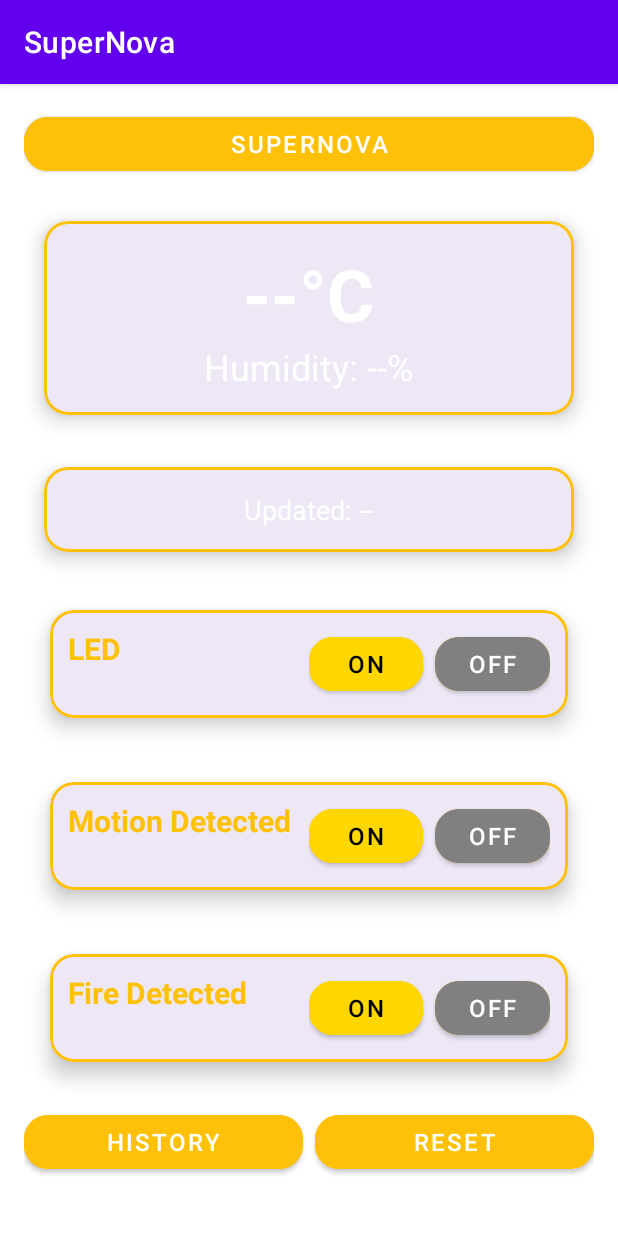
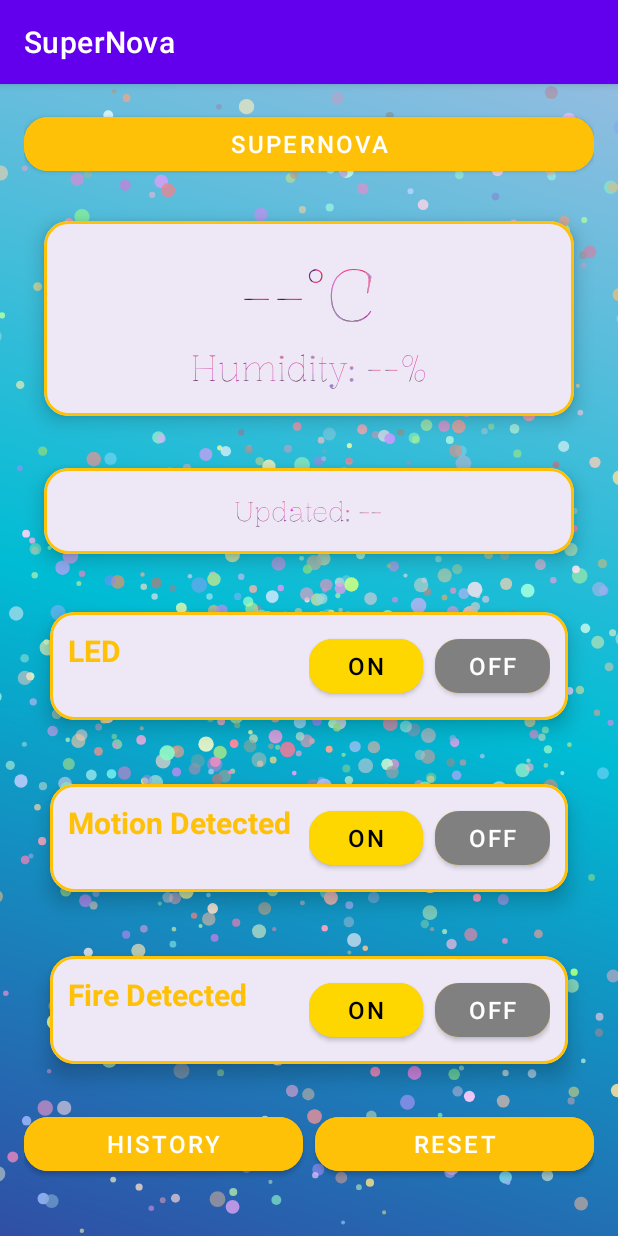
Before and after one commit to mitobekaito/SuperNova, an Android app: the screen it shows after launch (MainActivity), on a phone screen of 412 x 824 dp. Run offline under Robolectric (Android 15) with nearby library versions, the light colour scheme and no system bars.

Commit message:
背景にアニメーション追加

```diff
--- a/app/src/main/java/supernova/ui/MainActivity.kt
+++ b/app/src/main/java/supernova/ui/MainActivity.kt
@@ -1,16 +1,16 @@
 package supernova.ui
+
 
 import android.content.Intent
 import android.os.Bundle
+import android.view.animation.AnimationUtils
 import android.widget.Button
+import android.widget.ImageView
 import android.widget.TextView
 import androidx.activity.viewModels
 import androidx.appcompat.app.AppCompatActivity
+import supernova.utils.ButtonManager
 import supernova.utils.SensorDataManager
-import supernova.utils.ButtonManager
-import supernova.ui.MotionAlertActivity
-import supernova.ui.FlameAlertActivity
-import androidx.constraintlayout.widget.ConstraintSet.Motion
 
 
 class MainActivity : AppCompatActivity() {
@@ -36,8 +36,32 @@ class MainActivity : AppCompatActivity() {
         super.onCreate(savedInstanceState)
         setContentView(R.layout.activity_main)
 
+
+        val imgBackground = findViewById<ImageView>(R.id.imgBackground)
+
+        // レイアウトが完了して ImageView のサイズが確定してから拡大＆アニメーションを適用
+        imgBackground.post {
+            // たとえば1.3倍に拡大して隙間を防ぐ
+            imgBackground.pivotX = imgBackground.width / 2f
+            imgBackground.pivotY = imgBackground.height / 2f
+            imgBackground.scaleX = 2.3f
+            imgBackground.scaleY = 1.4f
+
+            // 回転アニメーションを読み込み＆開始
+            val rotateAnim = AnimationUtils.loadAnimation(this, R.anim.rotate_background)
+            imgBackground.startAnimation(rotateAnim)
+        }
+
+        // 星アニメのカスタムView
+        val starFieldView = findViewById<StarFieldView>(R.id.starFieldView)
+        // レイアウトが確定したあと(= onSizeChanged後)に startStarAnimation するのが安全
+        starFieldView.post {
+            starFieldView.startStarAnimation()
+        }
+
+
         setupUI()
-        setupButtonListeners()
+        setupButtonListeners(starFieldView)
 
         // ✅ アプリ起動時に最新データを取得
         SensorDataManager.fetchLatestSensorData(viewModel, tvTemperature, tvHumidity, tvMoving) { motionDetected, flameDetected ->
@@ -63,6 +87,8 @@ class MainActivity : AppCompatActivity() {
         btnFireOn = findViewById(R.id.btnFireOn)
         btnFireOff = findViewById(R.id.btnFireOff)
 
+
+
         btnGoToSecond = findViewById(R.id.btnGoToSecond)
 
         btnGoToSecond.setOnClickListener {
@@ -76,7 +102,7 @@ class MainActivity : AppCompatActivity() {
         ButtonManager.setInitialButtonState(this, btnFireOn, btnFireOff)
     }
 
-    private fun setupButtonListeners() {
+    private fun setupButtonListeners(starFieldView: StarFieldView) {
         ButtonManager.setupButtonListeners(
             this,
             tvMoving,
@@ -84,6 +110,7 @@ class MainActivity : AppCompatActivity() {
             btnSoundOn, btnSoundOff,
             btnFireOn, btnFireOff,
             btnSupernova,btnReset,
+            starFieldView = starFieldView
         )
     }
 
--- /dev/null
+++ b/app/src/main/java/supernova/ui/StarFieldView.kt
@@ -0,0 +1,216 @@
+package supernova.ui
+
+import android.content.Context
+import android.graphics.Canvas
+import android.graphics.Color
+import android.graphics.Paint
+import android.util.AttributeSet
+import android.view.View
+import kotlin.math.cos
+import kotlin.math.pow
+import kotlin.math.sin
+import kotlin.math.sqrt
+import kotlin.random.Random
+
+/**
+ * 動きの種類を表す
+ */
+enum class MotionType {
+    STRAIGHT,
+    SWIRL
+}
+
+/**
+ * 星(パーティクル)1つ分の情報
+ */
+data class Star(
+    var x: Float,
+    var y: Float,
+    var radius: Float,
+    var dx: Float,
+    var dy: Float,
+    var color: Int,
+
+    // 円軌道用
+    var centerX: Float,
+    var centerY: Float,
+    var angle: Float,
+    var rotationSpeed: Float,
+
+    var motionType: MotionType
+)
+
+/**
+ * 星をランダムに生成し、画面内を動かすカスタムView
+ */
+class StarFieldView @JvmOverloads constructor(
+    context: Context,
+    attrs: AttributeSet? = null,
+    defStyleAttr: Int = 0
+) : View(context, attrs, defStyleAttr) {
+
+    // 星のリスト
+    private val stars = mutableListOf<Star>()
+    private val paint = Paint(Paint.ANTI_ALIAS_FLAG)
+
+    // 星の数
+    private val starCount = 1000
+
+    // アニメーションループ用フラグ
+    private var running = false
+
+    /**
+     * パステル系のランダム色を生成
+     */
+    private fun randomColor(): Int {
+        val a = Random.nextInt(128, 256)
+        val r = Random.nextInt(128, 256)
+        val g = Random.nextInt(128, 256)
+        val b = Random.nextInt(128, 256)
+        return Color.argb(a, r, g, b)
+    }
+
+    /**
+     * 星を初期生成する
+     */
+    private fun initStars() {
+        stars.clear()
+
+        val w = width.toFloat()
+        val h = height.toFloat()
+
+        for (i in 0 until starCount) {
+            // ランダムに動き方を決める
+            val motion = if (Random.nextBoolean()) MotionType.STRAIGHT else MotionType.SWIRL
+            when (motion) {
+                MotionType.STRAIGHT -> {
+                    // 直進パターン
+                    val x = Random.nextFloat() * w
+                    val y = Random.nextFloat() * h
+                    val dx = Random.nextFloat() * 4f - 2f
+                    val dy = Random.nextFloat() * 4f - 2f
+                    val radius = Random.nextFloat() * 6f + 2f
+                    val color = randomColor()
+                    stars.add(
+                        Star(
+                            x, y, radius, dx, dy, color,
+                            centerX = 0f, centerY = 0f,
+                            angle = 0f, rotationSpeed = 0f,
+                            motionType = MotionType.STRAIGHT
+                        )
+                    )
+                }
+                MotionType.SWIRL -> {
+                    // 円軌道パターン
+                    val cx = w / 2f
+                    val cy = h / 2f
+                    val angle = Random.nextFloat() * 360f
+                    val r = Random.nextFloat() * (w / 2f) // 画面中心からの半径
+                    val rotationSpeed = Random.nextFloat() * 2f - 1f // -1 ~ +1
+                    val color = randomColor()
+
+                    // 初期位置として円周上に配置
+                    val rad = Math.toRadians(angle.toDouble())
+                    val x = cx + r * cos(rad).toFloat()
+                    val y = cy + r * sin(rad).toFloat()
+                    val radius = Random.nextFloat() * 6f + 2f
+
+                    stars.add(
+                        Star(
+                            x, y, radius,
+                            dx = 0f, dy = 0f, color = color,
+                            centerX = cx, centerY = cy,
+                            angle = angle,
+                            rotationSpeed = rotationSpeed,
+                            motionType = MotionType.SWIRL
+                        )
+                    )
+                }
+            }
+        }
+    }
+
+    override fun onSizeChanged(w: Int, h: Int, oldw: Int, oldh: Int) {
+        super.onSizeChanged(w, h, oldw, oldh)
+        // Viewがレイアウトされ、幅・高さが確定したら星を初期生成
+        initStars()
+    }
+
+    override fun onDraw(canvas: Canvas) {
+        super.onDraw(canvas)
+
+        // 星を描画
+        for (star in stars) {
+            paint.color = star.color
+            canvas.drawCircle(star.x, star.y, star.radius, paint)
+        }
+    }
+
+    /**
+     * 星を移動して画面外に出たら再度位置を調整する等のロジック
+     */
+    private fun updateStars() {
+        val w = width.toFloat()
+        val h = height.toFloat()
+
+        for (star in stars) {
+            when (star.motionType) {
+                MotionType.STRAIGHT -> {
+                    // 直進
+                    star.x += star.dx
+                    star.y += star.dy
+
+                    // 画面外に行ったら再配置(ランダム)
+                    if (star.x < -star.radius || star.x > w + star.radius
+                        || star.y < -star.radius || star.y > h + star.radius) {
+                        star.x = Random.nextFloat() * w
+                        star.y = Random.nextFloat() * h
+                    }
+                }
+
+                MotionType.SWIRL -> {
+                    // 円軌道
+                    star.angle += star.rotationSpeed
+                    if (star.angle > 360f) star.angle -= 360f
+                    else if (star.angle < 0f) star.angle += 360f
+
+                    // 半径rを (現在位置 - 中心) の距離として計算し直す
+                    val r = sqrt(
+                        (star.x - star.centerX).pow(2) +
+                                (star.y - star.centerY).pow(2)
+                    )
+                    val rad = Math.toRadians(star.angle.toDouble())
+                    star.x = star.centerX + r * cos(rad).toFloat()
+                    star.y = star.centerY + r * sin(rad).toFloat()
+                }
+            }
+        }
+    }
+
+    /**
+     * アニメーション開始
+     */
+    fun startStarAnimation() {
+        if (running) return
+        running = true
+
+        // だいたい 60FPS (16msおき) に update → invalidate する簡易ループ
+        post(object : Runnable {
+            override fun run() {
+                if (!running) return
+
+                updateStars()
+                invalidate()
+
+                postDelayed(this, 16)
+            }
+        })
+    }
+
+    /**
+     * アニメーション停止
+     */
+    fun stopStarAnimation() {
+        running = false
+    }
+}
--- a/app/src/main/java/supernova/utils/ButtonManager.kt
+++ b/app/src/main/java/supernova/utils/ButtonManager.kt
@@ -7,6 +7,7 @@ import kotlinx.coroutines.CoroutineScope
 import kotlinx.coroutines.Dispatchers
 import kotlinx.coroutines.launch
 import android.widget.TextView
+import supernova.ui.StarFieldView
 import supernova.ui.R
 
 object ButtonManager {
@@ -16,7 +17,8 @@ object ButtonManager {
         btnLEDOn: Button, btnLEDOff: Button,
         btnSoundOn: Button, btnSoundOff: Button,
         btnFireOn: Button, btnFireOff: Button,
-        btnSupernova: Button, btnReset: Button
+        btnSupernova: Button, btnReset: Button,
+        starFieldView: StarFieldView
     ) {
         setInitialButtonState(activity, btnLEDOn, btnLEDOff)
         setInitialButtonState(activity, btnSoundOn, btnSoundOff)
@@ -68,9 +70,11 @@ object ButtonManager {
         btnSupernova.setOnClickListener {
             println("🔥 Supernova ボタンが押されました")
 
+            starFieldView.stopStarAnimation()
+
             // ✅ UIを更新（画面にテキストを表示）
             activity.runOnUiThread {
-                tvMoving.text = "🔥 Supernova ボタンが押されました"
+                tvMoving.text = "🔥 Supernova "
             }
 
             sendCommand { SupernovaManager.sendSupernovaCommand("SUPERNOVA") }
@@ -80,9 +84,11 @@ object ButtonManager {
         btnReset.setOnClickListener {
             println("🔄 RESET ボタンが押されました")
 
+            starFieldView.startStarAnimation()
+
             // ✅ UIを更新（画面にテキストを表示）
             activity.runOnUiThread {
-                tvMoving.text = "🔄 RESET ボタンが押されました"
+                tvMoving.text = "🔄 RESET "
             }
 
             sendCommand { ResetManager.sendResetCommand("RESET") }
--- a/app/src/main/java/supernova/utils/Constants.kt
+++ /dev/null
@@ -1,7 +0,0 @@
-package supernova.utils
-
-object Constants {
-    const val COMMAND_RED = "LED=RED"
-    const val COMMAND_BLUE = "LED=BLUE"
-    const val COMMAND_ORANGE = "LED=ORANGE"
-}
--- /dev/null
+++ b/app/src/main/res/drawable/gradient_background.xml
@@ -0,0 +1,10 @@
+<?xml version="1.0" encoding="utf-8"?>
+<shape xmlns:android="http://schemas.android.com/apk/res/android"
+    android:shape="rectangle">
+    <gradient
+        android:angle="45"
+        android:startColor="#4a148c"
+        android:centerColor="#00bcd4"
+        android:endColor="#e1bee7"/>
+
+</shape>
--- /dev/null
+++ b/app/src/main/res/font/custom_font.xml
@@ -0,0 +1,4 @@
+<?xml version="1.0" encoding="utf-8"?>
+<font-family xmlns:app="http://schemas.android.com/apk/res-auto">
+    <font app:fontStyle="normal" app:fontWeight="400" app:font="@font/font"/>
+</font-family>
--- a/app/src/main/res/layout/activity_main.xml
+++ b/app/src/main/res/layout/activity_main.xml
@@ -1,14 +1,33 @@
 <?xml version="1.0" encoding="utf-8"?>
-<LinearLayout
+<FrameLayout
     xmlns:android="http://schemas.android.com/apk/res/android"
     xmlns:app="http://schemas.android.com/apk/res-auto"
+    android:id="@+id/rootFrame"
+    android:layout_width="match_parent"
+    android:layout_height="match_parent">
+
+    <!-- 回転用のグラデーション背景を表示するImageView -->
+    <ImageView
+        android:id="@+id/imgBackground"
+        android:layout_width="match_parent"
+        android:layout_height="match_parent"
+        android:src="@drawable/gradient_background"
+        android:scaleType="fitXY" />
+
+    <!-- 星のカスタムView -->
+    <supernova.ui.StarFieldView
+        android:id="@+id/starFieldView"
+        android:layout_width="match_parent"
+        android:layout_height="match_parent" />
+
+    <!-- 実際のUIコンテンツを配置するLinearLayout -->
+    <LinearLayout
         android:layout_width="match_parent"
         android:layout_height="match_parent"
         android:orientation="vertical"
         android:padding="16dp"
         android:gravity="center_horizontal"
-    android:background="@color/white"> <!-- ✅ 白色の背景に変更 -->
-
+        android:background="@android:color/transparent">
 
         <!-- Supernova ボタン -->
         <com.google.android.material.button.MaterialButton
@@ -51,9 +70,9 @@
                 style="@style/SupernovaButtonStyle"
                 android:layout_width="0dp"
                 android:layout_height="wrap_content"
-            android:text="History"
                 android:layout_weight="1"
-            android:layout_marginEnd="8dp"/> <!-- ボタン間の余白を設定 -->
+                android:layout_marginEnd="8dp"
+                android:text="History" />
 
             <!-- リセットボタン -->
             <com.google.android.material.button.MaterialButton
@@ -61,10 +80,9 @@
                 style="@style/SupernovaButtonStyle"
                 android:layout_width="0dp"
                 android:layout_height="wrap_content"
-            android:text="Reset"
-            android:layout_weight="1"/>
+                android:layout_weight="1"
+                android:text="Reset" />
         </LinearLayout>
 
-
-
     </LinearLayout>
+</FrameLayout>
--- a/app/src/main/res/layout/activity_second.xml
+++ b/app/src/main/res/layout/activity_second.xml
@@ -3,7 +3,8 @@
     android:layout_width="match_parent"
     android:layout_height="match_parent"
     android:orientation="vertical"
-    android:padding="16dp">
+    android:padding="16dp"
+    android:background="@drawable/gradient_background">
 
     <!-- 履歴のタイトル -->
     <TextView
@@ -13,6 +14,8 @@
         android:textSize="24sp"
         android:textStyle="bold"
         android:gravity="center"
+        android:fontFamily="@font/custom_font"
+        android:textColor="@color/teal_200"
         android:layout_marginBottom="10dp"/>
 
     <!-- スクロール可能なTableLayout -->
@@ -27,19 +30,19 @@
             android:layout_width="match_parent"
             android:layout_height="wrap_content"
             android:stretchColumns="*"
-            android:background="@color/white"
             android:padding="4dp">
 
             <!-- ヘッダー行 -->
             <TableRow
                 android:layout_width="match_parent"
                 android:layout_height="wrap_content"
-                android:background="@color/gray">
+                android:background="@color/teal_200">
 
                 <TextView
                     android:layout_width="wrap_content"
                     android:layout_height="wrap_content"
                     android:text="Time"
+
                     android:textStyle="bold"
                     android:padding="8dp"
                     android:textColor="@color/white"/>
--- a/app/src/main/res/layout/sensor_card.xml
+++ b/app/src/main/res/layout/sensor_card.xml
@@ -28,7 +28,8 @@
             android:text="--°C"
             android:textSize="48sp"
             android:textStyle="bold"
-            android:textColor="@color/white" />
+            android:textColor="@color/white"
+            android:fontFamily="@font/custom_font"/>
 
         <!-- 湿度表示 -->
         <TextView
@@ -37,7 +38,8 @@
             android:layout_height="wrap_content"
             android:text="Humidity: --%"
             android:textSize="24sp"
-            android:textColor="@color/white" />
+            android:textColor="@color/white"
+            android:fontFamily="@font/custom_font"/>
     </LinearLayout>
 
 </com.google.android.material.card.MaterialCardView>
--- a/app/src/main/res/layout/updated_card.xml
+++ b/app/src/main/res/layout/updated_card.xml
@@ -26,6 +26,7 @@
             android:layout_height="wrap_content"
             android:text="Updated: --"
             android:textSize="18sp"
-            android:textColor="@color/white" />
+            android:textColor="@color/white"
+            android:fontFamily="@font/custom_font"/>
     </LinearLayout>
 </com.google.android.material.card.MaterialCardView>
```
Also changed, not shown: app/src/main/res/anim/rotate_background.xml (added, +10 -0 lines), app/src/main/res/font/font.ttf (added). Lines whose indentation alone changed are shown as unchanged.
